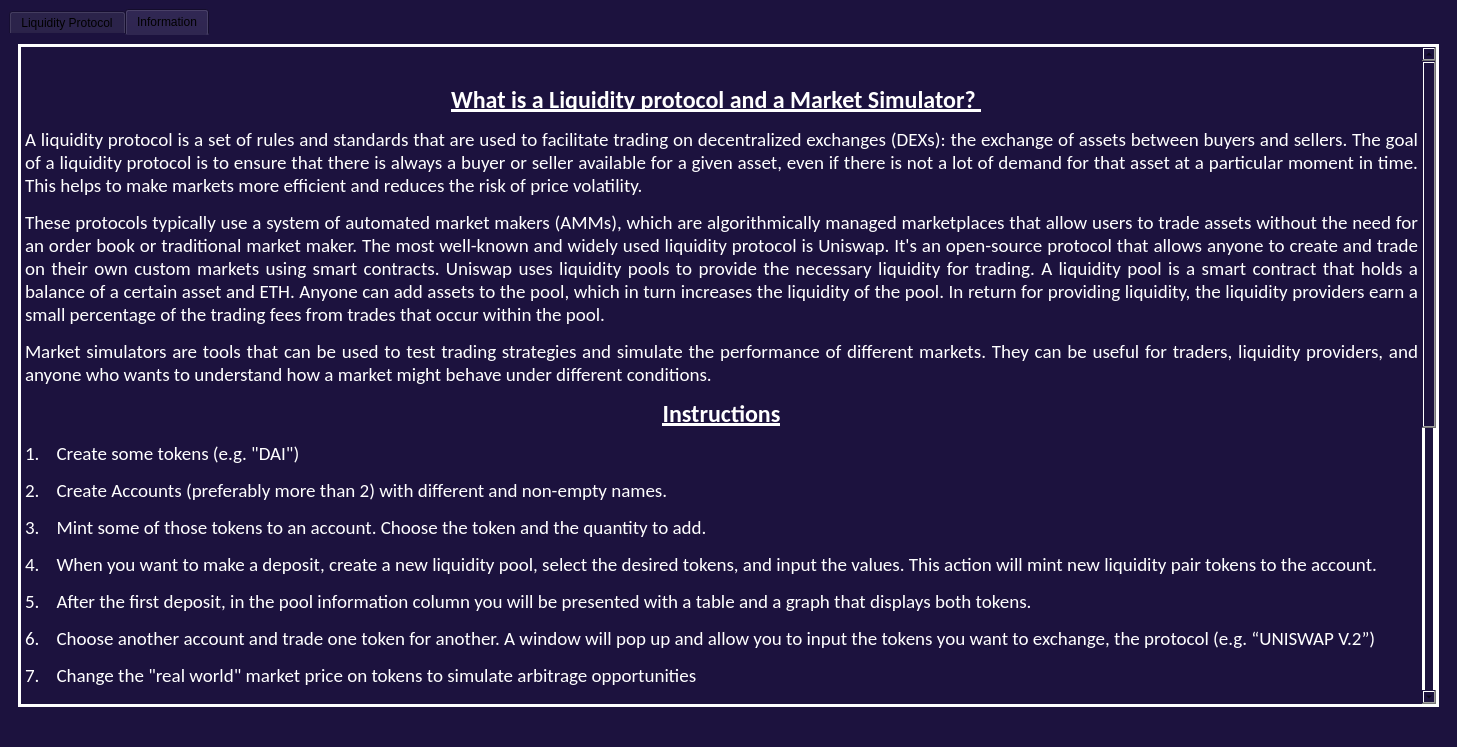
Qt form introductorywindow.ui (LiquidityProtocol/AMM-Simulator) before a commit.
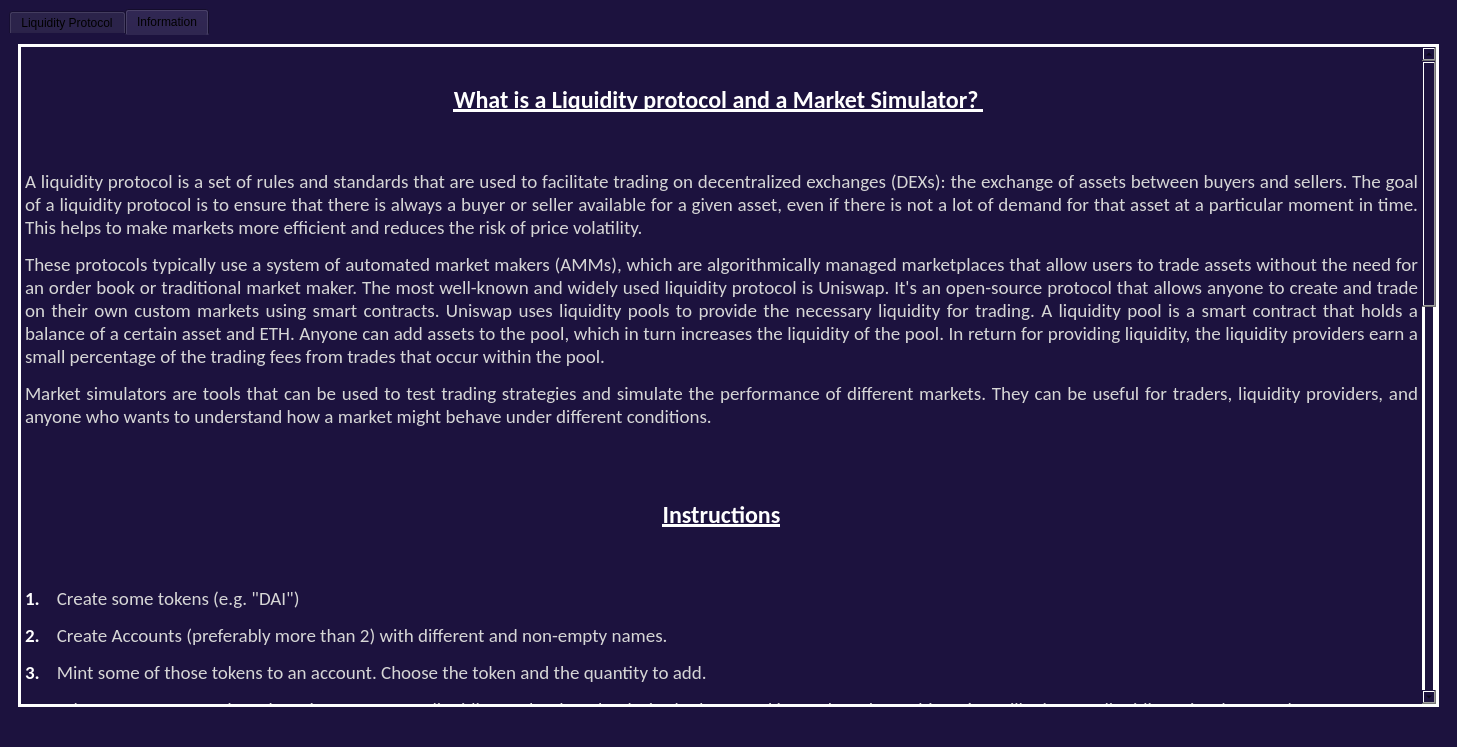
The same form after that commit. Icons and pictures are not drawn.

Commit message: Font changes second tab Intro window

```diff
--- a/introductorywindow.ui
+++ b/introductorywindow.ui
@@ -109,31 +109,51 @@
 &lt;html&gt;&lt;head&gt;&lt;meta name=&quot;qrichtext&quot; content=&quot;1&quot; /&gt;&lt;meta charset=&quot;utf-8&quot; /&gt;&lt;style type=&quot;text/css&quot;&gt;
 p, li { white-space: pre-wrap; }
 hr { height: 1px; border-width: 0; }
+li.unchecked::marker { content: &quot;\2610&quot;; }
+li.checked::marker { content: &quot;\2612&quot;; }
 &lt;/style&gt;&lt;/head&gt;&lt;body style=&quot; font-family:'Calibri'; font-size:13pt; font-weight:400; font-style:normal;&quot;&gt;
-&lt;p align=&quot;center&quot; style=&quot;-qt-paragraph-type:empty; margin-top:12px; margin-bottom:12px; margin-left:0px; margin-right:0px; -qt-block-indent:0; text-indent:0px;&quot;&gt;&lt;br /&gt;&lt;/p&gt;
-&lt;p align=&quot;center&quot; style=&quot; margin-top:12px; margin-bottom:12px; margin-left:0px; margin-right:0px; -qt-block-indent:0; text-indent:0px;&quot;&gt;&lt;span style=&quot; font-family:'.AppleSystemUIFont'; font-size:18pt; font-weight:700; text-decoration: underline; color:#ffffff;&quot;&gt;What is a Liquidity protocol and a Market Simulator?&lt;/span&gt;&lt;span style=&quot; font-family:'.AppleSystemUIFont'; font-size:18pt; font-weight:700; font-style:italic; text-decoration: underline; color:#ffffff;&quot;&gt; &lt;/span&gt;&lt;span style=&quot; font-family:'.AppleSystemUIFont'; font-size:18pt; color:#ffffff;&quot;&gt;  &lt;/span&gt;&lt;/p&gt;
-&lt;p align=&quot;justify&quot; style=&quot; margin-top:12px; margin-bottom:12px; margin-left:0px; margin-right:0px; -qt-block-indent:0; text-indent:0px;&quot;&gt;&lt;span style=&quot; font-family:'.AppleSystemUIFont'; font-size:14pt; color:#ffffff;&quot;&gt;A liquidity protocol is a set of rules and standards that are used to facilitate trading on decentralized exchanges (DEXs): the exchange of assets between buyers and sellers. The goal of a liquidity protocol is to ensure that there is always a buyer or seller available for a given asset, even if there is not a lot of demand for that asset at a particular moment in time. This helps to make markets more efficient and reduces the risk of price volatility. &lt;/span&gt;&lt;/p&gt;
-&lt;p align=&quot;justify&quot; style=&quot; margin-top:12px; margin-bottom:12px; margin-left:0px; margin-right:0px; -qt-block-indent:0; text-indent:0px;&quot;&gt;&lt;span style=&quot; font-family:'.AppleSystemUIFont'; font-size:14pt; color:#ffffff;&quot;&gt;These protocols typically use a system of automated market makers (AMMs), which are algorithmically managed marketplaces that allow users to trade assets without the need for an order book or traditional market maker. The most well-known and widely used liquidity protocol is Uniswap. It's an open-source protocol that allows anyone to create and trade on their own custom markets using smart contracts. Uniswap uses liquidity pools to provide the necessary liquidity for trading. A liquidity pool is a smart contract that holds a balance of a certain asset and ETH. Anyone can add assets to the pool, which in turn increases the liquidity of the pool. In return for providing liquidity, the liquidity providers earn a small percentage of the trading fees from trades that occur within the pool. &lt;/span&gt;&lt;/p&gt;
-&lt;p align=&quot;justify&quot; style=&quot; margin-top:12px; margin-bottom:12px; margin-left:0px; margin-right:0px; -qt-block-indent:0; text-indent:0px;&quot;&gt;&lt;span style=&quot; font-family:'.AppleSystemUIFont'; font-size:14pt; color:#ffffff;&quot;&gt;Market simulators are tools that can be used to test trading strategies and simulate the performance of different markets. They can be useful for traders, liquidity providers, and anyone who wants to understand how a market might behave under different conditions. &lt;/span&gt;&lt;/p&gt;
+&lt;p style=&quot;-qt-paragraph-type:empty; margin-top:0px; margin-bottom:0px; margin-left:0px; margin-right:0px; -qt-block-indent:0; text-indent:0px;&quot;&gt;&lt;br /&gt;&lt;/p&gt;
+&lt;p align=&quot;center&quot; style=&quot; margin-top:12px; margin-bottom:12px; margin-left:0px; margin-right:0px; -qt-block-indent:0; text-indent:0px;&quot;&gt;&lt;span style=&quot; font-family:'.AppleSystemUIFont'; font-size:18pt; font-weight:700; text-decoration: underline; color:#ffffff;&quot;&gt;What is a Liquidity protocol and a Market Simulator?&lt;/span&gt;&lt;span style=&quot; font-family:'.AppleSystemUIFont'; font-size:18pt; font-weight:700; font-style:italic; text-decoration: underline; color:#ffffff;&quot;&gt; &lt;/span&gt;&lt;span style=&quot; font-family:'.AppleSystemUIFont'; font-size:18pt; color:#ffffff;&quot;&gt; &lt;/span&gt;&lt;/p&gt;
+&lt;p align=&quot;center&quot; style=&quot; margin-top:12px; margin-bottom:12px; margin-left:0px; margin-right:0px; -qt-block-indent:0; text-indent:0px;&quot;&gt;&lt;span style=&quot; font-family:'.AppleSystemUIFont'; font-size:18pt; color:#d6d6d6;&quot;&gt; &lt;/span&gt;&lt;/p&gt;
+&lt;p align=&quot;justify&quot; style=&quot; margin-top:12px; margin-bottom:12px; margin-left:0px; margin-right:0px; -qt-block-indent:0; text-indent:0px;&quot;&gt;&lt;span style=&quot; font-family:'.AppleSystemUIFont'; font-size:14pt; color:#d6d6d6;&quot;&gt;A liquidity protocol is a set of rules and standards that are used to facilitate trading on decentralized exchanges (DEXs): the exchange of assets between buyers and sellers. The goal of a liquidity protocol is to ensure that there is always a buyer or seller available for a given asset, even if there is not a lot of demand for that asset at a particular moment in time. This helps to make markets more efficient and reduces the risk of price volatility. &lt;/span&gt;&lt;/p&gt;
+&lt;p align=&quot;justify&quot; style=&quot; margin-top:12px; margin-bottom:12px; margin-left:0px; margin-right:0px; -qt-block-indent:0; text-indent:0px;&quot;&gt;&lt;span style=&quot; font-family:'.AppleSystemUIFont'; font-size:14pt; color:#d6d6d6;&quot;&gt;These protocols typically use a system of automated market makers (AMMs), which are algorithmically managed marketplaces that allow users to trade assets without the need for an order book or traditional market maker. The most well-known and widely used liquidity protocol is Uniswap. It's an open-source protocol that allows anyone to create and trade on their own custom markets using smart contracts. Uniswap uses liquidity pools to provide the necessary liquidity for trading. A liquidity pool is a smart contract that holds a balance of a certain asset and ETH. Anyone can add assets to the pool, which in turn increases the liquidity of the pool. In return for providing liquidity, the liquidity providers earn a small percentage of the trading fees from trades that occur within the pool. &lt;/span&gt;&lt;/p&gt;
+&lt;p align=&quot;justify&quot; style=&quot; margin-top:12px; margin-bottom:12px; margin-left:0px; margin-right:0px; -qt-block-indent:0; text-indent:0px;&quot;&gt;&lt;span style=&quot; font-family:'.AppleSystemUIFont'; font-size:14pt; color:#d6d6d6;&quot;&gt;Market simulators are tools that can be used to test trading strategies and simulate the performance of different markets. They can be useful for traders, liquidity providers, and anyone who wants to understand how a market might behave under different conditions. &lt;/span&gt;&lt;/p&gt;
+&lt;p align=&quot;justify&quot; style=&quot;-qt-paragraph-type:empty; margin-top:12px; margin-bottom:12px; margin-left:0px; margin-right:0px; -qt-block-indent:0; text-indent:0px; font-family:'.AppleSystemUIFont'; font-size:14pt; color:#d6d6d6;&quot;&gt;&lt;br /&gt;&lt;/p&gt;
+&lt;p align=&quot;center&quot; style=&quot;-qt-paragraph-type:empty; margin-top:0px; margin-bottom:0px; margin-left:0px; margin-right:0px; -qt-block-indent:0; text-indent:0px;&quot;&gt;&lt;br /&gt;&lt;/p&gt;
 &lt;p align=&quot;center&quot; style=&quot; margin-top:0px; margin-bottom:0px; margin-left:0px; margin-right:0px; -qt-block-indent:0; text-indent:0px;&quot;&gt;&lt;span style=&quot; font-family:'.AppleSystemUIFont'; color:#ffffff;&quot;&gt; &lt;/span&gt;&lt;span style=&quot; font-family:'.AppleSystemUIFont'; font-size:18pt; font-weight:700; text-decoration: underline; color:#ffffff;&quot;&gt;Instructions&lt;/span&gt;&lt;span style=&quot; font-family:'.AppleSystemUIFont'; font-weight:700; font-style:italic; color:#ffffff;&quot;&gt; &lt;/span&gt;&lt;/p&gt;
-&lt;p align=&quot;justify&quot; style=&quot; margin-top:12px; margin-bottom:12px; margin-left:0px; margin-right:0px; -qt-block-indent:0; text-indent:0px;&quot;&gt;&lt;span style=&quot; font-family:'.AppleSystemUIFont'; font-size:14pt; color:#ffffff;&quot;&gt;1.    Create some tokens (e.g. &amp;quot;DAI&amp;quot;) &lt;/span&gt;&lt;/p&gt;
-&lt;p align=&quot;justify&quot; style=&quot; margin-top:12px; margin-bottom:12px; margin-left:0px; margin-right:0px; -qt-block-indent:0; text-indent:0px;&quot;&gt;&lt;span style=&quot; font-family:'.AppleSystemUIFont'; font-size:14pt; color:#ffffff;&quot;&gt;2.    Create Accounts (preferably more than 2) with different and non-empty names. &lt;/span&gt;&lt;/p&gt;
-&lt;p align=&quot;justify&quot; style=&quot; margin-top:12px; margin-bottom:12px; margin-left:0px; margin-right:0px; -qt-block-indent:0; text-indent:0px;&quot;&gt;&lt;span style=&quot; font-family:'.AppleSystemUIFont'; font-size:14pt; color:#ffffff;&quot;&gt;3.    Mint some of those tokens to an account. Choose the token and the quantity to add. &lt;/span&gt;&lt;/p&gt;
-&lt;p align=&quot;justify&quot; style=&quot; margin-top:12px; margin-bottom:12px; margin-left:0px; margin-right:0px; -qt-block-indent:0; text-indent:0px;&quot;&gt;&lt;span style=&quot; font-family:'.AppleSystemUIFont'; font-size:14pt; color:#ffffff;&quot;&gt;4.    When you want to make a deposit, create a new liquidity pool, select the desired tokens, and input the values. This action will mint new liquidity pair tokens to the account. &lt;/span&gt;&lt;/p&gt;
-&lt;p align=&quot;justify&quot; style=&quot; margin-top:12px; margin-bottom:12px; margin-left:0px; margin-right:0px; -qt-block-indent:0; text-indent:0px;&quot;&gt;&lt;span style=&quot; font-family:'.AppleSystemUIFont'; font-size:14pt; color:#ffffff;&quot;&gt;5.    After the first deposit, in the pool information column you will be presented with a table and a graph that displays both tokens. &lt;/span&gt;&lt;/p&gt;
-&lt;p align=&quot;justify&quot; style=&quot; margin-top:12px; margin-bottom:12px; margin-left:0px; margin-right:0px; -qt-block-indent:0; text-indent:0px;&quot;&gt;&lt;span style=&quot; font-family:'.AppleSystemUIFont'; font-size:14pt; color:#ffffff;&quot;&gt;6.    Choose another account and trade one token for another. A window will pop up and allow you to input the tokens you want to exchange, the protocol (e.g. “UNISWAP V.2”) &lt;/span&gt;&lt;/p&gt;
-&lt;p align=&quot;justify&quot; style=&quot; margin-top:12px; margin-bottom:12px; margin-left:0px; margin-right:0px; -qt-block-indent:0; text-indent:0px;&quot;&gt;&lt;span style=&quot; font-family:'.AppleSystemUIFont'; font-size:14pt; color:#ffffff;&quot;&gt;7.    Change the &amp;quot;real world&amp;quot; market price on tokens to simulate arbitrage opportunities &lt;/span&gt;&lt;/p&gt;
-&lt;p align=&quot;justify&quot; style=&quot; margin-top:12px; margin-bottom:12px; margin-left:0px; margin-right:0px; -qt-block-indent:0; text-indent:0px;&quot;&gt;&lt;span style=&quot; font-family:'.AppleSystemUIFont'; font-size:14pt; color:#ffffff;&quot;&gt;8.    Withdraw a percentage your position to get back the value + a share of accrued pool fees. &lt;/span&gt;&lt;/p&gt;
-&lt;p style=&quot;-qt-paragraph-type:empty; margin-top:0px; margin-bottom:0px; margin-left:0px; margin-right:0px; -qt-block-indent:0; text-indent:0px; font-family:'.AppleSystemUIFont'; font-size:14pt; color:#ffffff;&quot;&gt;&lt;br /&gt;&lt;/p&gt;
+&lt;p align=&quot;center&quot; style=&quot;-qt-paragraph-type:empty; margin-top:0px; margin-bottom:0px; margin-left:0px; margin-right:0px; -qt-block-indent:0; text-indent:0px; font-family:'.AppleSystemUIFont'; font-weight:700; font-style:italic; color:#ffffff;&quot;&gt;&lt;br /&gt;&lt;/p&gt;
+&lt;p align=&quot;center&quot; style=&quot;-qt-paragraph-type:empty; margin-top:0px; margin-bottom:0px; margin-left:0px; margin-right:0px; -qt-block-indent:0; text-indent:0px; font-family:'.AppleSystemUIFont'; font-weight:700; font-style:italic; color:#d6d6d6;&quot;&gt;&lt;br /&gt;&lt;/p&gt;
+&lt;p align=&quot;justify&quot; style=&quot; margin-top:12px; margin-bottom:12px; margin-left:0px; margin-right:0px; -qt-block-indent:0; text-indent:0px;&quot;&gt;&lt;span style=&quot; font-family:'.AppleSystemUIFont'; font-size:14pt; font-weight:700; color:#ffffff;&quot;&gt;1.    &lt;/span&gt;&lt;span style=&quot; font-family:'.AppleSystemUIFont'; font-size:14pt; color:#d6d6d6;&quot;&gt;Create some tokens (e.g. &amp;quot;DAI&amp;quot;) &lt;/span&gt;&lt;/p&gt;
+&lt;p align=&quot;justify&quot; style=&quot; margin-top:12px; margin-bottom:12px; margin-left:0px; margin-right:0px; -qt-block-indent:0; text-indent:0px;&quot;&gt;&lt;span style=&quot; font-family:'.AppleSystemUIFont'; font-size:14pt; font-weight:700; color:#ffffff;&quot;&gt;2. &lt;/span&gt;&lt;span style=&quot; font-family:'.AppleSystemUIFont'; font-size:14pt; color:#d6d6d6;&quot;&gt;   Create Accounts (preferably more than 2) with different and non-empty names. &lt;/span&gt;&lt;/p&gt;
+&lt;p align=&quot;justify&quot; style=&quot; margin-top:12px; margin-bottom:12px; margin-left:0px; margin-right:0px; -qt-block-indent:0; text-indent:0px;&quot;&gt;&lt;span style=&quot; font-family:'.AppleSystemUIFont'; font-size:14pt; font-weight:700; color:#ffffff;&quot;&gt;3.  &lt;/span&gt;&lt;span style=&quot; font-family:'.AppleSystemUIFont'; font-size:14pt; color:#d6d6d6;&quot;&gt;  Mint some of those tokens to an account. Choose the token and the quantity to add. &lt;/span&gt;&lt;/p&gt;
+&lt;p align=&quot;justify&quot; style=&quot; margin-top:12px; margin-bottom:12px; margin-left:0px; margin-right:0px; -qt-block-indent:0; text-indent:0px;&quot;&gt;&lt;span style=&quot; font-family:'.AppleSystemUIFont'; font-size:14pt; font-weight:700; color:#ffffff;&quot;&gt;4. &lt;/span&gt;&lt;span style=&quot; font-family:'.AppleSystemUIFont'; font-size:14pt; color:#d6d6d6;&quot;&gt;   When you want to make a deposit, create a new liquidity pool, select the desired tokens, and input the values. This action will mint new liquidity pair tokens to the account. &lt;/span&gt;&lt;/p&gt;
+&lt;p align=&quot;justify&quot; style=&quot; margin-top:12px; margin-bottom:12px; margin-left:0px; margin-right:0px; -qt-block-indent:0; text-indent:0px;&quot;&gt;&lt;span style=&quot; font-family:'.AppleSystemUIFont'; font-size:14pt; font-weight:700; color:#ffffff;&quot;&gt;5. &lt;/span&gt;&lt;span style=&quot; font-family:'.AppleSystemUIFont'; font-size:14pt; color:#d6d6d6;&quot;&gt;   After the first deposit, in the pool information column you will be presented with a table and a graph that displays both tokens. &lt;/span&gt;&lt;/p&gt;
+&lt;p align=&quot;justify&quot; style=&quot; margin-top:12px; margin-bottom:12px; margin-left:0px; margin-right:0px; -qt-block-indent:0; text-indent:0px;&quot;&gt;&lt;span style=&quot; font-family:'.AppleSystemUIFont'; font-size:14pt; font-weight:700; color:#ffffff;&quot;&gt;6.  &lt;/span&gt;&lt;span style=&quot; font-family:'.AppleSystemUIFont'; font-size:14pt; color:#d6d6d6;&quot;&gt;  Choose another account and trade one token for another. A window will pop up and allow you to input the tokens you want to exchange, the protocol (e.g. “UNISWAP V.2”) &lt;/span&gt;&lt;/p&gt;
+&lt;p align=&quot;justify&quot; style=&quot; margin-top:12px; margin-bottom:12px; margin-left:0px; margin-right:0px; -qt-block-indent:0; text-indent:0px;&quot;&gt;&lt;span style=&quot; font-family:'.AppleSystemUIFont'; font-size:14pt; font-weight:700; color:#ffffff;&quot;&gt;7.&lt;/span&gt;&lt;span style=&quot; font-family:'.AppleSystemUIFont'; font-size:14pt; color:#d6d6d6;&quot;&gt;    Change the &amp;quot;real world&amp;quot; market price on tokens to simulate arbitrage opportunities &lt;/span&gt;&lt;/p&gt;
+&lt;p align=&quot;justify&quot; style=&quot; margin-top:12px; margin-bottom:12px; margin-left:0px; margin-right:0px; -qt-block-indent:0; text-indent:0px;&quot;&gt;&lt;span style=&quot; font-family:'.AppleSystemUIFont'; font-size:14pt; font-weight:700; color:#ffffff;&quot;&gt;8.  &lt;/span&gt;&lt;span style=&quot; font-family:'.AppleSystemUIFont'; font-size:14pt; color:#d6d6d6;&quot;&gt;  Withdraw a percentage your position to get back the value + a share of accrued pool fees. &lt;/span&gt;&lt;/p&gt;
+&lt;p style=&quot;-qt-paragraph-type:empty; margin-top:0px; margin-bottom:0px; margin-left:0px; margin-right:0px; -qt-block-indent:0; text-indent:0px; font-family:'.AppleSystemUIFont'; font-size:14pt; color:#d6d6d6;&quot;&gt;&lt;br /&gt;&lt;/p&gt;
+&lt;p align=&quot;center&quot; style=&quot;-qt-paragraph-type:empty; margin-top:12px; margin-bottom:12px; margin-left:0px; margin-right:0px; -qt-block-indent:0; text-indent:0px; color:#d6d6d6;&quot;&gt;&lt;br /&gt;&lt;/p&gt;
 &lt;p align=&quot;center&quot; style=&quot; margin-top:12px; margin-bottom:12px; margin-left:0px; margin-right:0px; -qt-block-indent:0; text-indent:0px;&quot;&gt;&lt;span style=&quot; font-family:'.AppleSystemUIFont'; font-size:18pt; color:#ffffff;&quot;&gt;⚠ &lt;/span&gt;&lt;span style=&quot; font-family:'.AppleSystemUIFont'; font-size:18pt; font-weight:700; text-decoration: underline; color:#ffffff;&quot;&gt;Disclaimer&lt;/span&gt;&lt;span style=&quot; font-family:'.AppleSystemUIFont'; font-size:18pt; color:#ffffff;&quot;&gt; ⚠&lt;/span&gt;&lt;/p&gt;
-&lt;p align=&quot;justify&quot; style=&quot; margin-top:12px; margin-bottom:12px; margin-left:0px; margin-right:0px; -qt-block-indent:0; text-indent:0px;&quot;&gt;&lt;span style=&quot; font-family:'.AppleSystemUIFont'; color:#ffffff;&quot;&gt;The results shown are based on simulated or hypothetical performance results. Hypothetical results have certain inherent limitations. Unlike the results shown in an actual performance record, these results do not represent actual trading. No representation is being made that any account will or is likely to achieve profits or losses similar to those being shown. Past performance, whether actual or indicated by historical tests of strategies, is no guarantee of future performance or success. There is a possibility that you may sustain a loss equal to or greater than your entire investment regardless of which asset class you trade. &lt;/span&gt;&lt;/p&gt;
-&lt;p align=&quot;justify&quot; style=&quot; margin-top:0px; margin-bottom:0px; margin-left:0px; margin-right:0px; -qt-block-indent:0; text-indent:0px;&quot;&gt;&lt;span style=&quot; font-family:'.AppleSystemUIFont'; color:#ffffff;&quot;&gt;You agree and understand that: (a) all trades you submit through the Interface are considered unsolicited, which means that they are solely initiated by you; (b) you have not received any investment advice from us in connection with any trades, including those you place via our Auto Routing API; and (c) we do not conduct a suitability review of any trades you submit. &lt;/span&gt;&lt;/p&gt;
+&lt;p align=&quot;center&quot; style=&quot;-qt-paragraph-type:empty; margin-top:12px; margin-bottom:12px; margin-left:0px; margin-right:0px; -qt-block-indent:0; text-indent:0px; font-family:'.AppleSystemUIFont'; font-size:18pt; color:#d6d6d6;&quot;&gt;&lt;br /&gt;&lt;/p&gt;
+&lt;p align=&quot;justify&quot; style=&quot; margin-top:12px; margin-bottom:12px; margin-left:0px; margin-right:0px; -qt-block-indent:0; text-indent:0px;&quot;&gt;&lt;span style=&quot; font-family:'.AppleSystemUIFont'; font-size:14pt; color:#d6d6d6;&quot;&gt;The results shown are based on simulated or hypothetical performance results. Hypothetical results have certain inherent limitations. Unlike the results shown in an actual performance record, these results do not represent actual trading. No representation is being made that any account will or is likely to achieve profits or losses similar to those being shown. Past performance, whether actual or indicated by historical tests of strategies, is no guarantee of future performance or success. There is a possibility that you may sustain a loss equal to or greater than your entire investment regardless of which asset class you trade. &lt;/span&gt;&lt;/p&gt;
+&lt;p align=&quot;justify&quot; style=&quot; margin-top:0px; margin-bottom:0px; margin-left:0px; margin-right:0px; -qt-block-indent:0; text-indent:0px;&quot;&gt;&lt;span style=&quot; font-family:'.AppleSystemUIFont'; font-size:14pt; color:#d6d6d6;&quot;&gt;You agree and understand that: (a) all trades you submit through the Interface are considered unsolicited, which means that they are solely initiated by you; (b) you have not received any investment advice from us in connection with any trades, including those you place via our Auto Routing API; and (c) we do not conduct a suitability review of any trades you submit. &lt;/span&gt;&lt;/p&gt;
+&lt;p style=&quot;-qt-paragraph-type:empty; margin-top:0px; margin-bottom:0px; margin-left:0px; margin-right:0px; -qt-block-indent:0; text-indent:0px; font-family:'.AppleSystemUIFont'; font-size:14pt; color:#d6d6d6;&quot;&gt;&lt;br /&gt;&lt;/p&gt;
+&lt;p style=&quot;-qt-paragraph-type:empty; margin-top:0px; margin-bottom:0px; margin-left:0px; margin-right:0px; -qt-block-indent:0; text-indent:0px; color:#d6d6d6;&quot;&gt;&lt;br /&gt;&lt;/p&gt;
+&lt;p style=&quot;-qt-paragraph-type:empty; margin-top:0px; margin-bottom:0px; margin-left:0px; margin-right:0px; -qt-block-indent:0; text-indent:0px;&quot;&gt;&lt;br /&gt;&lt;/p&gt;
+&lt;p style=&quot;-qt-paragraph-type:empty; margin-top:0px; margin-bottom:0px; margin-left:0px; margin-right:0px; -qt-block-indent:0; text-indent:0px; color:#d6d6d6;&quot;&gt;&lt;br /&gt;&lt;/p&gt;
 &lt;p align=&quot;center&quot; style=&quot; margin-top:12px; margin-bottom:12px; margin-left:0px; margin-right:0px; -qt-block-indent:0; text-indent:0px;&quot;&gt;&lt;span style=&quot; font-family:'.AppleSystemUIFont'; font-size:18pt; font-weight:700; text-decoration: underline; color:#ffffff;&quot;&gt;Contributions&lt;/span&gt;&lt;/p&gt;
-&lt;p style=&quot; margin-top:12px; margin-bottom:12px; margin-left:0px; margin-right:0px; -qt-block-indent:0; text-indent:0px;&quot;&gt;&lt;span style=&quot; font-family:'.AppleSystemUIFont'; color:#ffffff;&quot;&gt;-&amp;gt; Market Simulation Team: Tu, Alessandro, Adrien, Matheo, Adithya and Levente&lt;/span&gt;&lt;/p&gt;
-&lt;p style=&quot; margin-top:12px; margin-bottom:12px; margin-left:0px; margin-right:0px; -qt-block-indent:0; text-indent:0px;&quot;&gt;&lt;span style=&quot; font-family:'.AppleSystemUIFont'; color:#ffffff;&quot;&gt;-&amp;gt; Frontend Team: Jasmine, Victoire and Martina&lt;/span&gt;&lt;/p&gt;
-&lt;p style=&quot; margin-top:12px; margin-bottom:12px; margin-left:0px; margin-right:0px; -qt-block-indent:0; text-indent:0px;&quot;&gt;&lt;span style=&quot; font-family:'.AppleSystemUIFont'; color:#ffffff;&quot;&gt;-&amp;gt; Liquidity Protocol Team: Minh, The and Fryderyk&lt;/span&gt;&lt;/p&gt;
-&lt;p style=&quot; margin-top:12px; margin-bottom:12px; margin-left:0px; margin-right:0px; -qt-block-indent:0; text-indent:0px;&quot;&gt;&lt;span style=&quot; font-family:'.AppleSystemUIFont'; color:#ffffff;&quot;&gt;-&amp;gt; Economics Team: Mia, Shubh, Gabriele and Kaoutar&lt;/span&gt;&lt;/p&gt;
-&lt;p style=&quot; margin-top:12px; margin-bottom:12px; margin-left:0px; margin-right:0px; -qt-block-indent:0; text-indent:0px;&quot;&gt;&lt;span style=&quot; font-family:'.AppleSystemUIFont'; color:#ffffff;&quot;&gt;-&amp;gt; Mathematics Team: Amine, Julien and Duc &lt;/span&gt;&lt;/p&gt;&lt;/body&gt;&lt;/html&gt;</string>
+&lt;p style=&quot;-qt-paragraph-type:empty; margin-top:0px; margin-bottom:0px; margin-left:0px; margin-right:0px; -qt-block-indent:0; text-indent:0px; font-family:'.AppleSystemUIFont'; font-size:18pt; font-weight:700; text-decoration: underline; color:#d6d6d6;&quot;&gt;&lt;br /&gt;&lt;/p&gt;
+&lt;p style=&quot;-qt-paragraph-type:empty; margin-top:0px; margin-bottom:0px; margin-left:0px; margin-right:0px; -qt-block-indent:0; text-indent:0px;&quot;&gt;&lt;br /&gt;&lt;/p&gt;
+&lt;p style=&quot; margin-top:12px; margin-bottom:12px; margin-left:0px; margin-right:0px; -qt-block-indent:0; text-indent:0px;&quot;&gt;&lt;span style=&quot; font-family:'.AppleSystemUIFont'; font-size:14pt; font-weight:700; color:#ffffff;&quot;&gt;Market Simulation Team:&lt;/span&gt;&lt;span style=&quot; font-family:'.AppleSystemUIFont'; font-size:14pt; color:#d6d6d6;&quot;&gt; &lt;/span&gt;&lt;span style=&quot; font-family:'.AppleSystemUIFont'; font-size:14pt; font-style:italic; color:#d6d6d6;&quot;&gt;Tu, Alessandro, Adrien, Matheo, Adithya and Levente&lt;/span&gt;&lt;/p&gt;
+&lt;p style=&quot; margin-top:12px; margin-bottom:12px; margin-left:0px; margin-right:0px; -qt-block-indent:0; text-indent:0px;&quot;&gt;&lt;span style=&quot; font-family:'.AppleSystemUIFont'; font-size:14pt; font-weight:700; color:#ffffff;&quot;&gt;Frontend Team:&lt;/span&gt;&lt;span style=&quot; font-family:'.AppleSystemUIFont'; font-size:14pt; color:#d6d6d6;&quot;&gt; &lt;/span&gt;&lt;span style=&quot; font-family:'.AppleSystemUIFont'; font-size:14pt; font-style:italic; color:#d6d6d6;&quot;&gt;Jasmine, Victoire and Martina&lt;/span&gt;&lt;/p&gt;
+&lt;p style=&quot; margin-top:12px; margin-bottom:12px; margin-left:0px; margin-right:0px; -qt-block-indent:0; text-indent:0px;&quot;&gt;&lt;span style=&quot; font-family:'.AppleSystemUIFont'; font-size:14pt; font-weight:700; color:#ffffff;&quot;&gt;Liquidity Protocol Team: &lt;/span&gt;&lt;span style=&quot; font-family:'.AppleSystemUIFont'; font-size:14pt; font-style:italic; color:#d6d6d6;&quot;&gt;Minh, The and Fryderyk&lt;/span&gt;&lt;/p&gt;
+&lt;p style=&quot; margin-top:12px; margin-bottom:12px; margin-left:0px; margin-right:0px; -qt-block-indent:0; text-indent:0px;&quot;&gt;&lt;span style=&quot; font-family:'.AppleSystemUIFont'; font-size:14pt; font-weight:700; color:#ffffff;&quot;&gt;Economics Team: &lt;/span&gt;&lt;span style=&quot; font-family:'.AppleSystemUIFont'; font-size:14pt; font-style:italic; color:#d6d6d6;&quot;&gt;Mia, Shubh, Gabriele and Kaoutar&lt;/span&gt;&lt;/p&gt;
+&lt;p style=&quot; margin-top:12px; margin-bottom:12px; margin-left:0px; margin-right:0px; -qt-block-indent:0; text-indent:0px;&quot;&gt;&lt;span style=&quot; font-family:'.AppleSystemUIFont'; font-size:14pt; font-weight:700; color:#ffffff;&quot;&gt;Mathematics Team: &lt;/span&gt;&lt;span style=&quot; font-family:'.AppleSystemUIFont'; font-size:14pt; font-style:italic; color:#d6d6d6;&quot;&gt;Amine, Julien and Duc &lt;/span&gt;&lt;/p&gt;
+&lt;p style=&quot;-qt-paragraph-type:empty; margin-top:0px; margin-bottom:0px; margin-left:0px; margin-right:0px; -qt-block-indent:0; text-indent:0px; font-family:'.AppleSystemUIFont'; font-size:14pt; color:#d6d6d6;&quot;&gt;&lt;br /&gt;&lt;/p&gt;
+&lt;p style=&quot;-qt-paragraph-type:empty; margin-top:0px; margin-bottom:0px; margin-left:0px; margin-right:0px; -qt-block-indent:0; text-indent:0px;&quot;&gt;&lt;br /&gt;&lt;/p&gt;
+&lt;p style=&quot;-qt-paragraph-type:empty; margin-top:0px; margin-bottom:0px; margin-left:0px; margin-right:0px; -qt-block-indent:0; text-indent:0px;&quot;&gt;&lt;br /&gt;&lt;/p&gt;
+&lt;p style=&quot;-qt-paragraph-type:empty; margin-top:0px; margin-bottom:0px; margin-left:0px; margin-right:0px; -qt-block-indent:0; text-indent:0px;&quot;&gt;&lt;br /&gt;&lt;/p&gt;
+&lt;p style=&quot;-qt-paragraph-type:empty; margin-top:0px; margin-bottom:0px; margin-left:0px; margin-right:0px; -qt-block-indent:0; text-indent:0px;&quot;&gt;&lt;br /&gt;&lt;/p&gt;&lt;/body&gt;&lt;/html&gt;</string>
           </property>
          </widget>
         </item>
```
